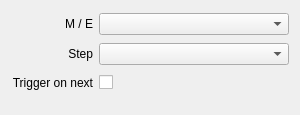
Above: src/Widgets/Inspector/Atem/InspectorAtemCutWidget.ui from CasparCG/client before the change. Below: the same form after it.
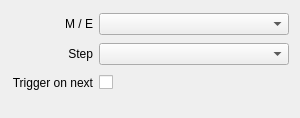
That is the form after the change.

Diff of the .ui file:
```diff
--- a/src/Widgets/Inspector/Atem/InspectorAtemCutWidget.ui
+++ b/src/Widgets/Inspector/Atem/InspectorAtemCutWidget.ui
@@ -7,7 +7,7 @@
     <x>0</x>
     <y>0</y>
     <width>300</width>
-    <height>115</height>
+    <height>118</height>
    </rect>
   </property>
   <property name="sizePolicy">
```
Left out of the diff: 25 changed lines with no effect on the pictures.
